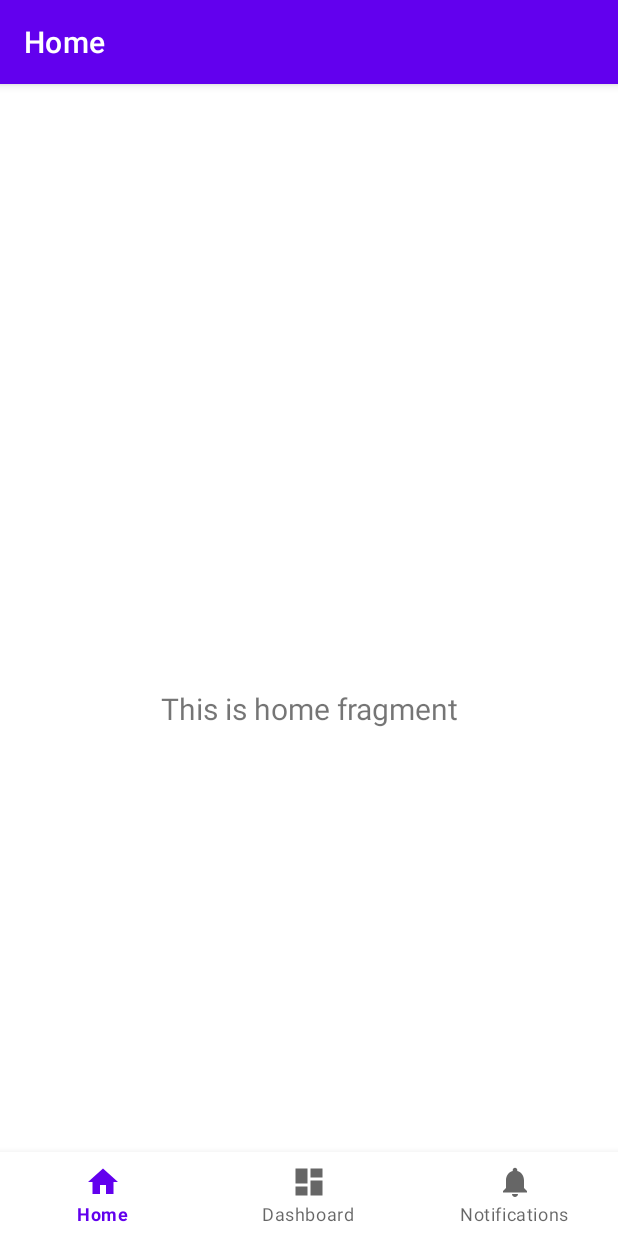
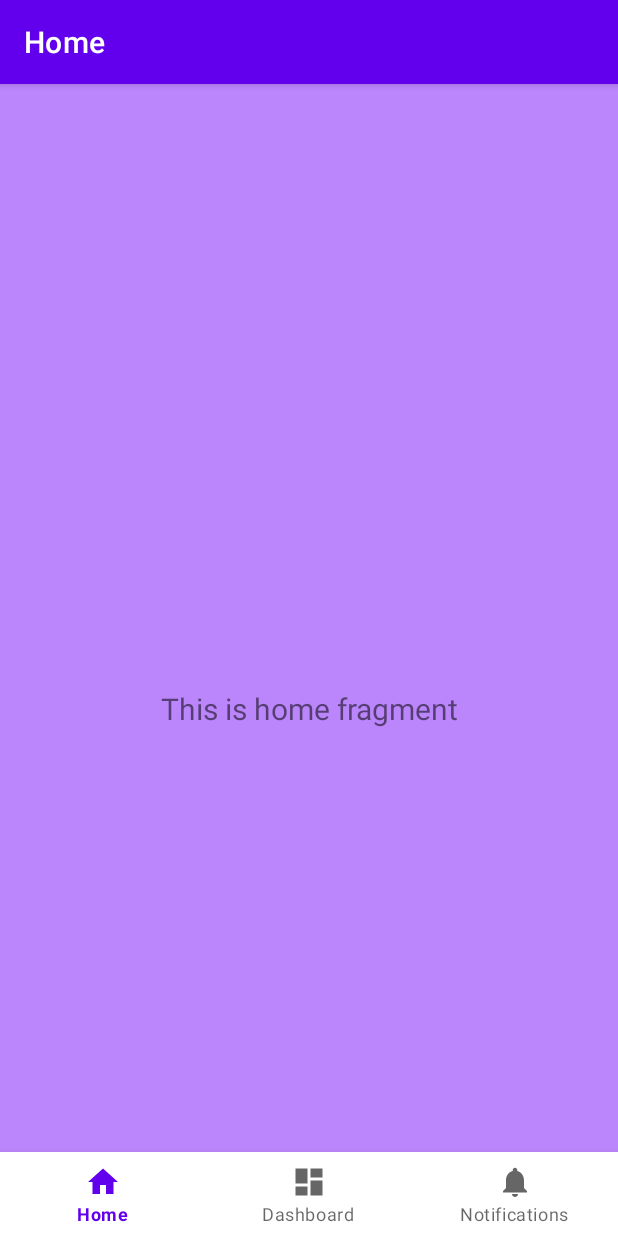
Before and after one commit to jpdacruz/mlRetroComputacion, an Android app: the screen it shows after launch (MainActivity), on a phone screen of 412 x 824 dp. Run offline under Robolectric (Android 15) with nearby library versions, the phone set to English and light mode, and no system bars; our stand-ins replace navigation-ui.

Commit message:
first commit, good luck!

```diff
--- a/app/src/main/res/layout/activity_main.xml
+++ b/app/src/main/res/layout/activity_main.xml
@@ -4,6 +4,7 @@
     android:id="@+id/container"
     android:layout_width="match_parent"
     android:layout_height="match_parent"
+    android:background="@color/purple_200"
     android:paddingTop="?attr/actionBarSize">
 
     <com.google.android.material.bottomnavigation.BottomNavigationView
```
